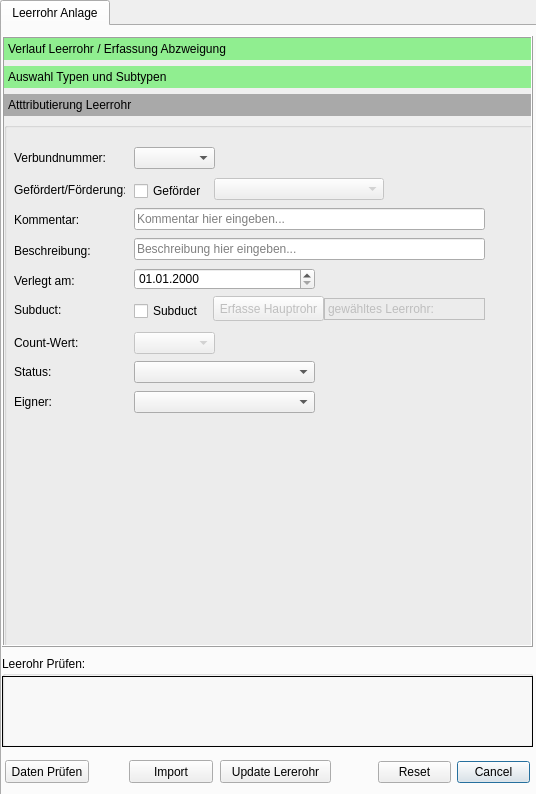
Before: the Qt Designer form tools/leerrohr_verlegen/leerrohr_verlegen_dialog_base.ui in geoKjack/Toolbox_SiegeleCO, drawn with Qt 5.
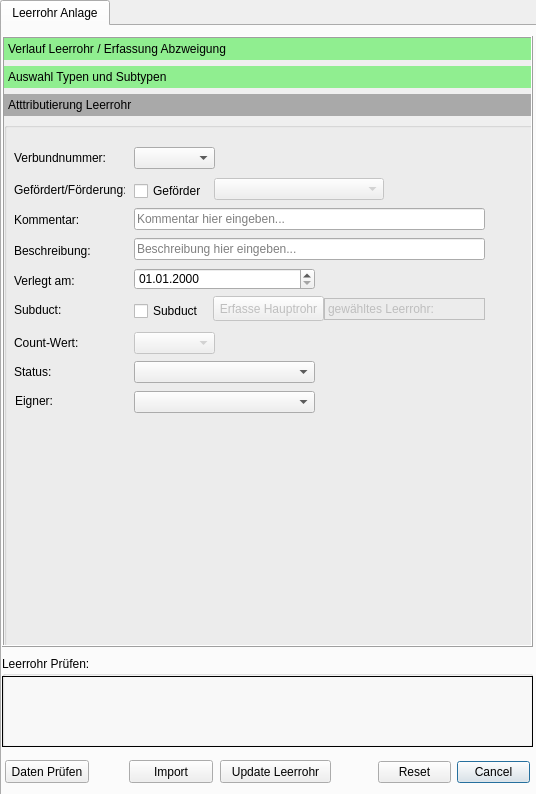
After: the same form once the commit is applied. The open tabs and pages were chosen to show the change. Custom widgets are drawn as their Qt base class.

Diff of the .ui file:
```diff
--- a/tools/leerrohr_verlegen/leerrohr_verlegen_dialog_base.ui
+++ b/tools/leerrohr_verlegen/leerrohr_verlegen_dialog_base.ui
@@ -49,7 +49,7 @@
       </rect>
      </property>
      <property name="title">
-      <string>Leerohr Prüfen:</string>
+      <string>Leerrohr Prüfen:</string>
      </property>
      <widget class="QLabel" name="label_Status">
       <property name="geometry">
@@ -832,8 +832,8 @@
        <widget class="QLabel" name="label_18">
         <property name="geometry">
          <rect>
-          <x>10</x>
-          <y>270</y>
+          <x>11</x>
+          <y>269</y>
           <width>111</width>
           <height>20</height>
          </rect>
@@ -881,7 +881,7 @@
       </rect>
      </property>
      <property name="text">
-      <string>Update Lererohr</string>
+      <string>Update Leerrohr</string>
      </property>
     </widget>
    </widget>
```
Left out of the diff: 2 changed lines with no effect on the pictures.
